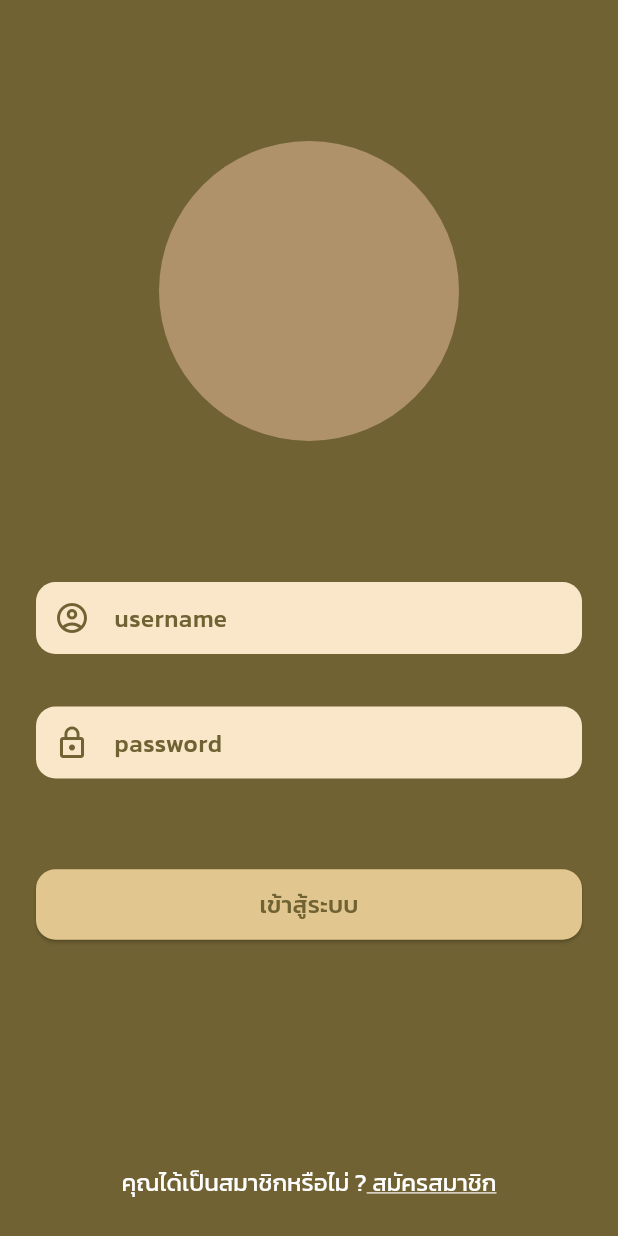
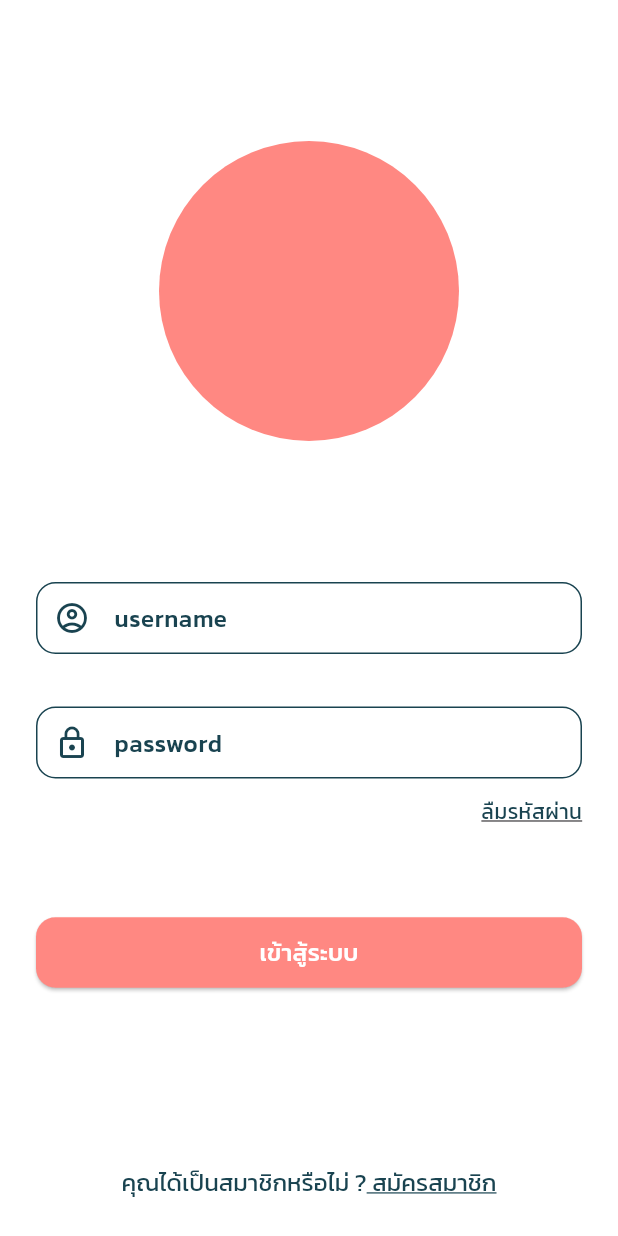
Before and after one commit to tot14883/your_home, a Flutter app: the screen it shows after launch, on a phone screen of 412 x 824 dp. Run offline on Flutter 3.47's test engine with Material 3 defaults, Android fonts, the phone set to English and light mode, and no system bars.

Commit message:
edit sign in screen

```diff
--- a/lib/components/com_button.dart
+++ b/lib/components/com_button.dart
@@ -12,13 +12,13 @@ class ComButton extends StatelessWidget {
   final void Function() onPressed;
   @override
   Widget build(BuildContext context) {
-    return Container(
+    return SizedBox(
       width: double.infinity,
       child: ElevatedButton(
         onPressed: onPressed,
         style: ElevatedButton.styleFrom(
-            backgroundColor: comTertiaryColor,
-            foregroundColor: comPrimaryColor,
+            backgroundColor: comSecondaryColor,
+            foregroundColor: Colors.white,
             shape:
                 RoundedRectangleBorder(borderRadius: BorderRadius.circular(13)),
             padding: const EdgeInsets.symmetric(horizontal: 12, vertical: 12)),
--- a/lib/components/com_color.dart
+++ b/lib/components/com_color.dart
@@ -1,6 +1,5 @@
 import 'package:flutter/material.dart';
 
-const Color comPrimaryColor = Color(0xFF706233);
-const Color comSecondaryColor = Color(0xFFB0926A);
-const Color comTertiaryColor = Color(0xFFE1C78F);
-const Color comQuaternaryColor = Color(0xFFFAE7C9);
+const Color comPrimaryColor = Color(0xFF194350);
+const Color comSecondaryColor = Color(0xFFFF8882);
+const Color comTertiaryColorr = Color(0xFFFFC28B);
--- a/lib/components/com_text_formfield.dart
+++ b/lib/components/com_text_formfield.dart
@@ -26,21 +26,21 @@ class ComTextFormField extends StatelessWidget {
       decoration: InputDecoration(
           isDense: true,
           filled: true,
-          fillColor: comQuaternaryColor,
+          fillColor: Colors.white,
           prefixIcon: prefixIcon,
-          contentPadding:
-              const EdgeInsets.symmetric(vertical: 12, horizontal: 12),
+          // contentPadding:
+          //     const EdgeInsets.symmetric(vertical: 12, horizontal: 12),
           enabledBorder: const OutlineInputBorder(
               borderRadius: BorderRadius.all(Radius.circular(13.00)),
-              borderSide: BorderSide(color: Colors.transparent)),
+              borderSide: BorderSide(color: comPrimaryColor)),
           disabledBorder: const OutlineInputBorder(
               borderRadius: BorderRadius.all(Radius.circular(13.00)),
-              borderSide: BorderSide(color: Colors.transparent)),
+              borderSide: BorderSide(color: Colors.grey)),
           focusedBorder: const OutlineInputBorder(
               borderRadius: BorderRadius.all(Radius.circular(13.00)),
-              borderSide: BorderSide(color: Colors.transparent)),
+              borderSide: BorderSide(color: comPrimaryColor)),
           hintText: hintText,
-          hintStyle: ComFontStyle.medium16),
+          hintStyle: ComFontStyle.medium16.copyWith(color: comPrimaryColor)),
     );
   }
 }
--- a/lib/features/authentication/signin_screen.dart
+++ b/lib/features/authentication/signin_screen.dart
@@ -14,7 +14,7 @@ class SigninScreen extends StatelessWidget {
   Widget build(BuildContext context) {
     return Scaffold(
       body: Container(
-        color: comPrimaryColor,
+        color: Colors.white,
         child: Column(
           children: [
             Expanded(
@@ -49,6 +49,16 @@ class SigninScreen extends StatelessWidget {
                         color: comPrimaryColor,
                       ),
                     ),
+                    const SizedBox(height: 12),
+                    Align(
+                      alignment: Alignment.centerRight,
+                      child: Text(
+                        "ลืมรหัสผ่าน",
+                        style: ComFontStyle.regular14.copyWith(
+                            color: comPrimaryColor,
+                            decoration: TextDecoration.underline),
+                      ),
+                    ),
                     const SizedBox(
                       height: 60,
                     ),
@@ -71,13 +81,13 @@ class SigninScreen extends StatelessWidget {
               text: TextSpan(
                 text: 'คุณได้เป็นสมาชิกหรือไม่ ?',
                 style: ComFontStyle.regular16.copyWith(
-                  color: Colors.white,
+                  color: comPrimaryColor,
                 ),
                 children: [
                   TextSpan(
                     text: ' สมัครสมาชิก',
                     style: ComFontStyle.regular16.copyWith(
-                      color: Colors.white,
+                      color: comPrimaryColor,
                       decoration: TextDecoration.underline,
                     ),
                     recognizer: TapGestureRecognizer()
--- a/pubspec.yaml
+++ b/pubspec.yaml
@@ -34,6 +34,7 @@ dependencies:
   # The following adds the Cupertino Icons font to your application.
   # Use with the CupertinoIcons class for iOS style icons.
   cupertino_icons: ^1.0.2
+  flutter_svg: ^2.0.10+1
 
 dev_dependencies:
   flutter_test:
@@ -58,6 +59,7 @@ flutter:
 
   # To add assets to your application, add an assets section, like this:
   assets:
+    - assets/images/logo/
     - assets/images/homes/
     - assets/images/townhouse/
     - assets/images/condo/
```
Also changed, not shown: assets/images/logo/logo_hommy.svg (added).
